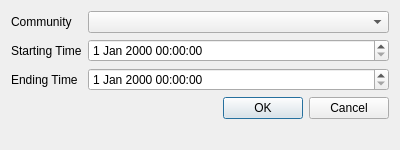
Old version of the form src/workperioddialog.ui in the repository jeffmeese/ttrack.
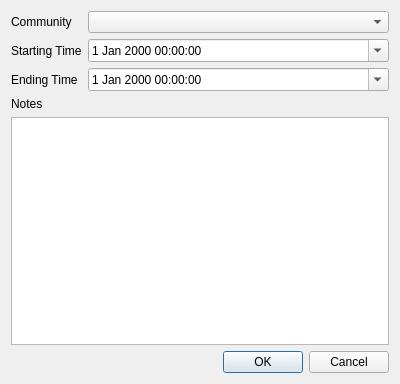
New version of the form.

```diff
--- a/src/workperioddialog.ui
+++ b/src/workperioddialog.ui
@@ -7,12 +7,14 @@
     <x>0</x>
     <y>0</y>
     <width>400</width>
-    <height>150</height>
+    <height>384</height>
    </rect>
   </property>
   <property name="windowTitle">
    <string>Work Period</string>
   </property>
+  <layout class="QVBoxLayout" name="verticalLayout">
+   <item>
   <layout class="QFormLayout" name="formLayout">
    <item row="0" column="0">
     <widget class="QLabel" name="label">
@@ -32,7 +34,11 @@
     </widget>
    </item>
    <item row="1" column="1">
-    <widget class="QDateTimeEdit" name="cStartTime"/>
+      <widget class="QDateTimeEdit" name="cStartTime">
+       <property name="calendarPopup">
+        <bool>true</bool>
+       </property>
+      </widget>
    </item>
    <item row="2" column="0">
     <widget class="QLabel" name="label_3">
@@ -42,9 +48,25 @@
     </widget>
    </item>
    <item row="2" column="1">
-    <widget class="QDateTimeEdit" name="cEndTime"/>
-   </item>
-   <item row="3" column="0" colspan="2">
+      <widget class="QDateTimeEdit" name="cEndTime">
+       <property name="calendarPopup">
+        <bool>true</bool>
+       </property>
+      </widget>
+     </item>
+    </layout>
+   </item>
+   <item>
+    <widget class="QLabel" name="label_4">
+     <property name="text">
+      <string>Notes</string>
+     </property>
+    </widget>
+   </item>
+   <item>
+    <widget class="QTextEdit" name="cNotes"/>
+   </item>
+   <item>
     <widget class="QDialogButtonBox" name="buttonBox">
      <property name="orientation">
       <enum>Qt::Horizontal</enum>
```
Lines whose indentation alone changed are shown as unchanged.
